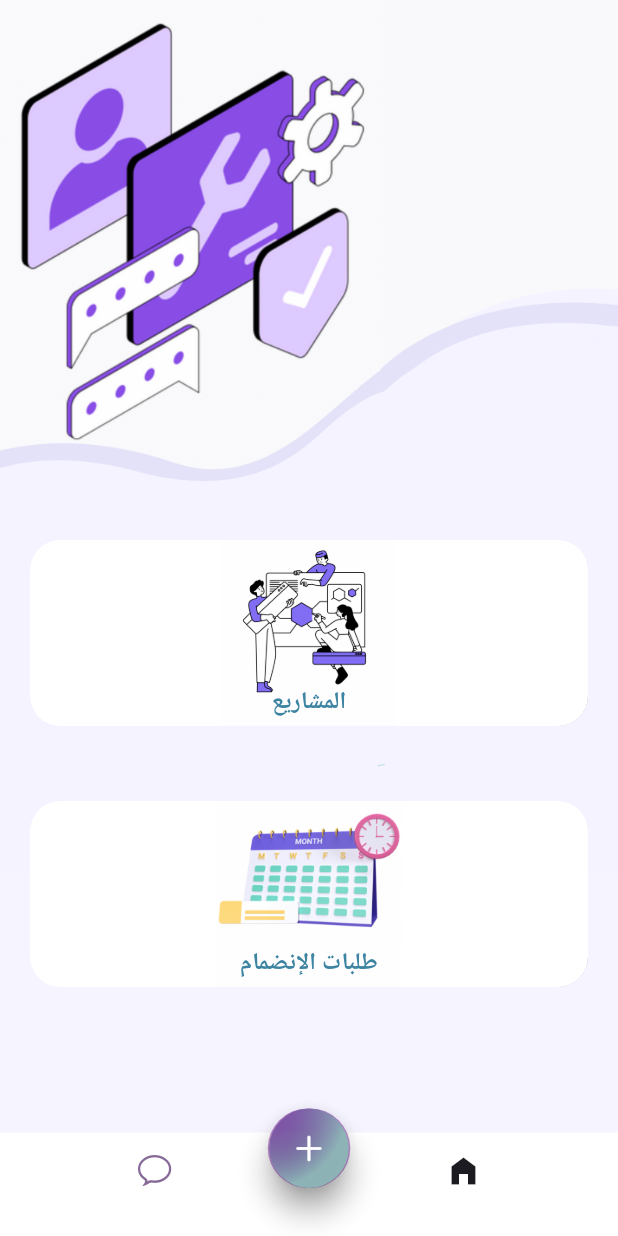
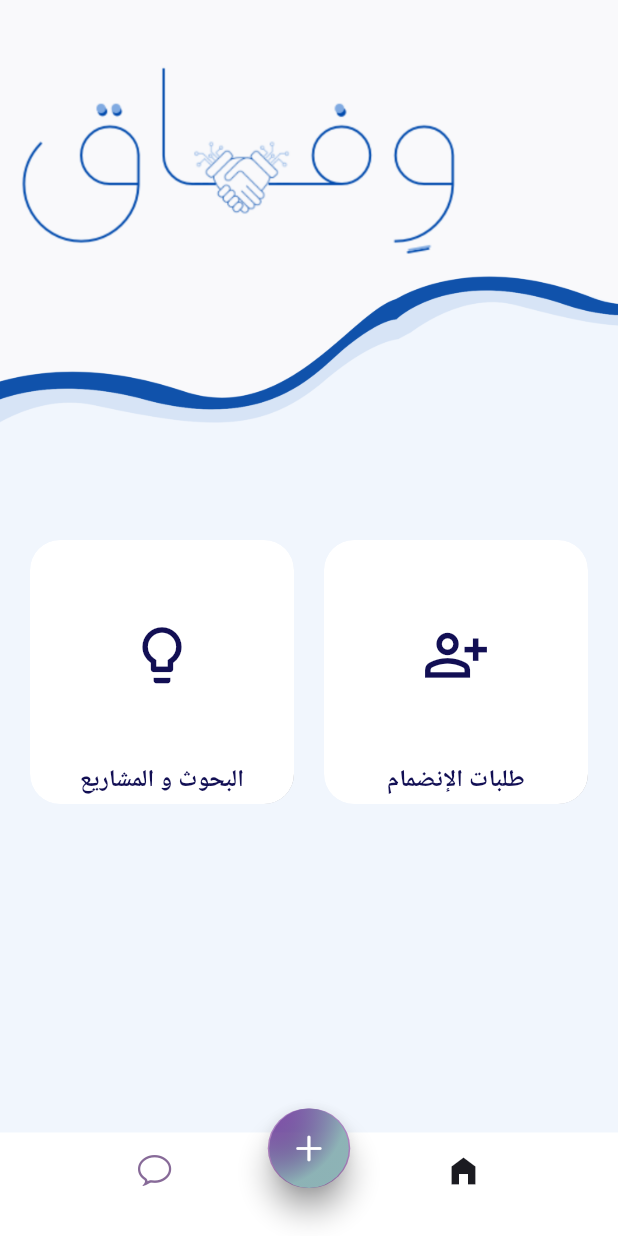
Before and after one commit to nalsomali/Wefaq-Google, a Flutter app: the adminHomeScreen screen opened directly, on a phone screen of 412 x 824 dp. Run offline on Flutter 3.47's test engine with Material 2 defaults, Android fonts, the phone set to English and light mode, and no system bars; our stand-ins replace cool_alert, file_picker, flutter_rating_bar, flutter_svg, fluttertoast, form_field_validator and 6 more; missing offline and left inert: dart:ffi, full_screen_menu, google_place, voice_message_package; accounts and stored records are empty.

Commit message:
adminHomepage

```diff
--- a/wefaq/lib/AdminBackground.dart
+++ b/wefaq/lib/AdminBackground.dart
@@ -20,7 +20,7 @@ class adminBackgroundHome extends StatelessWidget {
         children: <Widget>[
           Positioned(
             child: Image.asset(
-              "images/backgoundAdmin.png.png",
+              "assets/images/igoogle.png",
             ),
           ),
           child
--- a/wefaq/lib/AdminHomePage.dart
+++ b/wefaq/lib/AdminHomePage.dart
@@ -19,7 +19,7 @@ class HomeScreenState extends State<adminHomeScreen> {
           currentHomeScreen: 2,
           updatePage: () {},
         ),
-        backgroundColor: Color.fromARGB(255, 245, 244, 255),
+        backgroundColor: Color.fromARGB(255, 241, 246, 253),
         body: adminBackgroundHome(
             child: Stack(
           children: <Widget>[
@@ -36,30 +36,38 @@ class HomeScreenState extends State<adminHomeScreen> {
                       ),
                       Expanded(
                         child: GridView.count(
-                          crossAxisCount: 1,
-                          childAspectRatio: 3,
-                          crossAxisSpacing: 10,
-                          mainAxisSpacing: 50,
+                          crossAxisCount: 2,
+                          childAspectRatio: 1,
+                          crossAxisSpacing: 20,
+                          mainAxisSpacing: 20,
                           children: <Widget>[
                             CategoryCard(
-                                title: "المشاريع",
-                                imgSrc: "01.png",
+                                title: "طلبات الإنضمام",
+                                icon: Icon(
+                                  Icons.person_add_alt_outlined,
+                                  size: 45,
+                                  color: Color.fromARGB(255, 18, 15, 84),
+                                ),
+                                onTap: () {
+                                  Navigator.push(
+                                      context,
+                                      MaterialPageRoute(
+                                          builder: (context) =>
+                                              RequestListViewPageProject()));
+                                }),
+                            CategoryCard(
+                                title: "البحوث و المشاريع",
+                                icon: Icon(
+                                  Icons.lightbulb_outlined,
+                                  size: 45,
+                                  color: Color.fromARGB(255, 18, 15, 84),
+                                ),
                                 onTap: () {
                                   Navigator.push(
                                       context,
                                       MaterialPageRoute(
                                           builder: (context) =>
                                               adminProjectsListViewPage()));
-                                }),
-                            CategoryCard(
-                                title: "طلبات الإنضمام",
-                                imgSrc: "02.png",
-                                onTap: () {
-                                  Navigator.push(
-                                      context,
-                                      MaterialPageRoute(
-                                          builder: (context) =>
-                                              RequestListViewPageProject()));
                                 }),
                           ],
                         ),
@@ -76,13 +84,13 @@ class HomeScreenState extends State<adminHomeScreen> {
 
 class CategoryCard extends StatelessWidget {
   final String title;
-  final String imgSrc;
+  final Icon icon;
 
   final Function() onTap;
 
   const CategoryCard({
+    required this.icon,
     required this.title,
-    required this.imgSrc,
     required this.onTap,
   });
 
@@ -103,9 +111,6 @@ class CategoryCard extends StatelessWidget {
               color: Color.fromARGB(218, 161, 158, 162),
             ),
           ],
-          image: new DecorationImage(
-            image: new AssetImage("images/$imgSrc"),
-          ),
         ),
         child: Material(
           color: Color.fromARGB(0, 167, 22, 22),
@@ -116,11 +121,12 @@ class CategoryCard extends StatelessWidget {
               child: Column(
                 children: <Widget>[
                   Spacer(),
+                  icon,
                   Spacer(),
                   Text("$title",
                       style: TextStyle(
                           fontSize: 16,
-                          color: Color.fromARGB(255, 61, 132, 163),
+                          color: Color.fromARGB(255, 18, 15, 84),
                           fontWeight: FontWeight.w600)),
                 ],
               ),
--- a/wefaq/lib/profileuser.dart
+++ b/wefaq/lib/profileuser.dart
@@ -41,15 +41,7 @@ class _viewprofileState extends State<viewprofile> {
             style: TextStyle(
               color: Color.fromARGB(255, 16, 41, 92),
             )),
-        actions: <Widget>[
-          IconButton(
-              icon: Icon(
-                Icons.logout,
-                color: Color.fromARGB(255, 16, 41, 92),
-              ),
-              onPressed: () {}),
-        ],
-        backgroundColor: Color.fromARGB(255, 242, 241, 241),
+        backgroundColor: const Color.fromARGB(255, 242, 241, 241),
       ),
       bottomNavigationBar: CustomNavigationBar(
         currentHomeScreen: 5,
```
